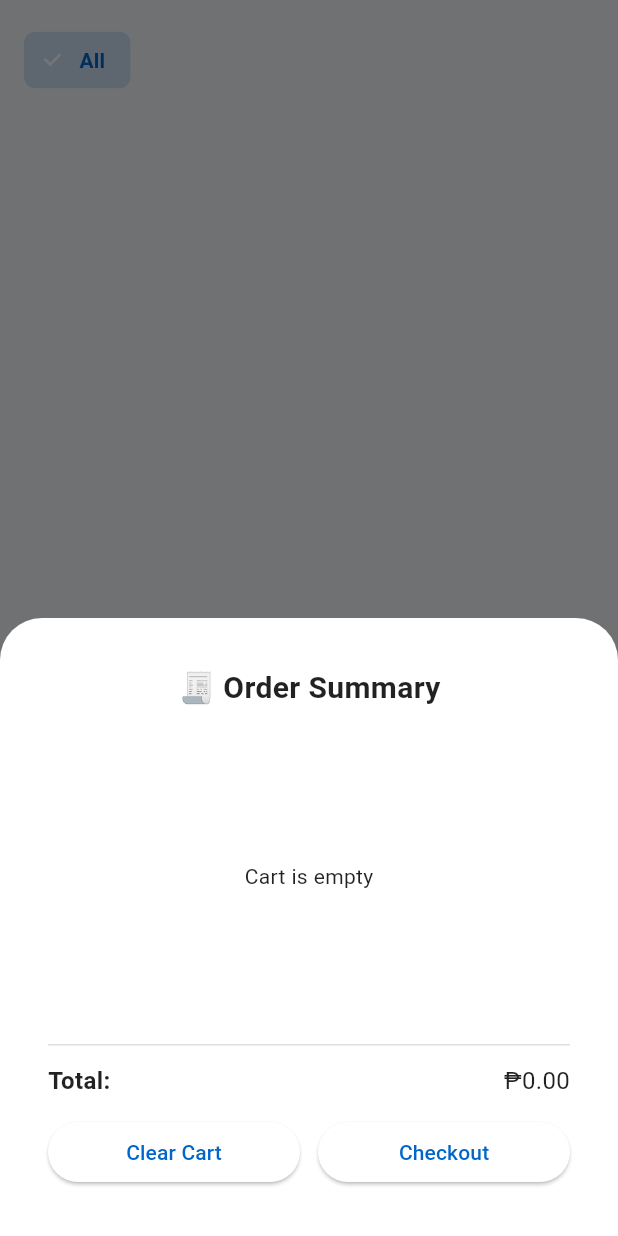
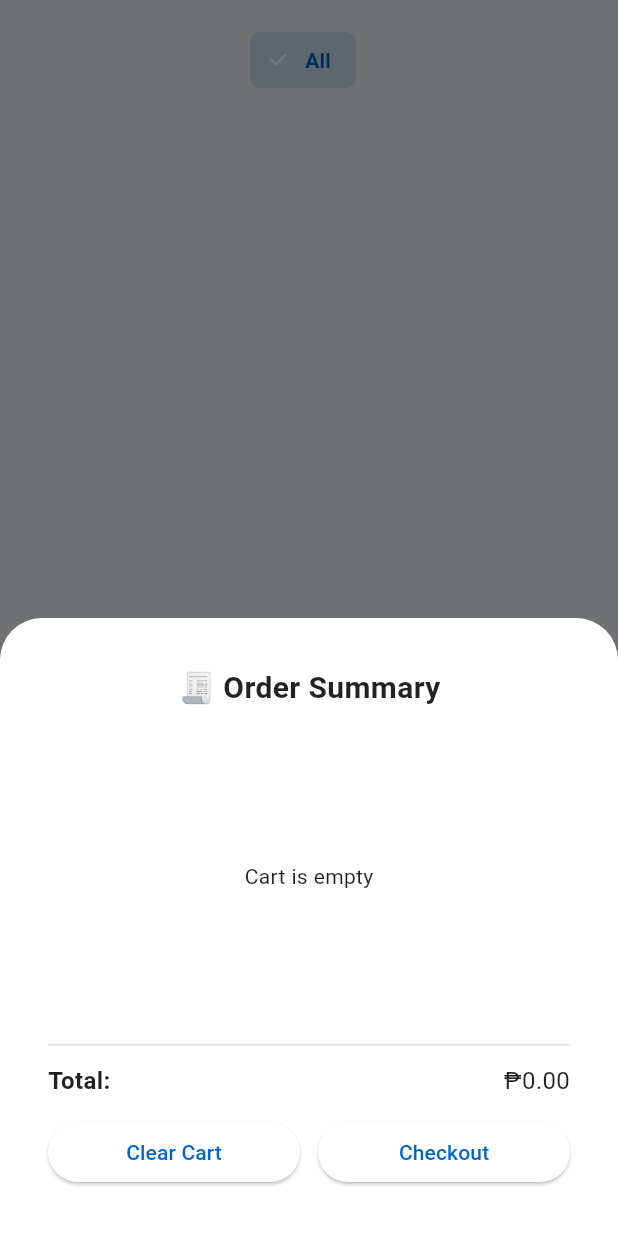
Before and after one commit to jsonjuliane/pos-app, a Flutter app: the _MainContent widget shown alone on an empty page, opened directly with empty values, after a tap on "View Cart", on a phone screen of 412 x 824 dp. Run offline on Flutter 3.47's test engine with Material 3 defaults, Android fonts, the phone set to English and light mode, and no system bars; our stand-ins replace cloud_firestore, firebase_auth, firebase_core, flutter_riverpod, go_router, package_info_plus and 3 more; accounts and stored records are empty.

Commit message:
[PRODUCT] Fixed category filter chip behavior

```diff
--- a/lib/features/dashboard/products/presentation/pages/product_list_page.dart
+++ b/lib/features/dashboard/products/presentation/pages/product_list_page.dart
@@ -1,24 +1,24 @@
 import 'package:flutter/material.dart';
 import 'package:flutter_riverpod/flutter_riverpod.dart';
+import 'package:pos_app/features/auth/presentation/providers/auth_user_providers.dart';
+import 'package:pos_app/features/dashboard/products/presentation/providers/selected_branch_provider.dart';
+import 'package:pos_app/features/dashboard/products/presentation/providers/selected_category_provider.dart';
+import 'package:pos_app/features/dashboard/products/presentation/widgets/category_selector.dart';
+import 'package:pos_app/features/dashboard/products/presentation/widgets/product_card.dart';
+import 'package:pos_app/features/user_management/data/providers/branch_provider.dart';
+import 'package:pos_app/shared/utils/device_helper.dart';
+import 'package:pos_app/shared/utils/error_handler.dart';
+import 'package:pos_app/shared/widgets/error_message_widget.dart';
+import 'package:pos_app/shared/widgets/select_branch_dialog.dart';
 
-import '../../../../../shared/utils/device_helper.dart';
-import '../../../../../shared/utils/error_handler.dart';
-import '../../../../../shared/widgets/error_message_widget.dart';
-import '../../../../../shared/widgets/select_branch_dialog.dart';
-import '../../../../auth/presentation/providers/auth_user_providers.dart';
-import '../../../../user_management/data/providers/branch_provider.dart';
+import '../../../../inventory/data/providers/inventory_list_provider.dart';
 import '../../../cart/data/models/cart_item.dart';
 import '../../../cart/presentation/providers/cart_providers.dart';
 import '../../../cart/presentation/widgets/order_summary_panel.dart';
 import '../../data/models/product.dart';
-import '../providers/product_providers.dart';
-import '../providers/selected_branch_provider.dart';
-import '../providers/selected_category_provider.dart';
-import '../widgets/category_selector.dart';
-import '../widgets/product_card.dart';
 
 class ProductListPage extends ConsumerStatefulWidget {
-  const ProductListPage({super.key});
+  const ProductListPage({Key? key}) : super(key: key);
 
   @override
   ConsumerState<ProductListPage> createState() => _ProductListPageState();
@@ -30,6 +30,7 @@ class _ProductListPageState extends ConsumerState<ProductListPage> {
   @override
   void initState() {
     super.initState();
+    // Listen for changes in the selected category to reset the scroll position.
     WidgetsBinding.instance.addPostFrameCallback((_) {
       ref.listenManual<String>(selectedCategoryProvider, (_, __) {
         if (_scrollController.hasClients) {
@@ -47,30 +48,28 @@ class _ProductListPageState extends ConsumerState<ProductListPage> {
 
   @override
   Widget build(BuildContext context) {
+    // Auth user state, product list and branch selection.
     final authUserAsync = ref.watch(authUserProvider);
-    final productListAsync = ref.watch(productListProvider);
+    final productListAsync = ref.watch(inventoryListProvider);
     final selectedBranchId = ref.watch(selectedBranchIdProvider);
 
     if (authUserAsync.isLoading) {
       return const Center(child: CircularProgressIndicator());
     }
-
     if (authUserAsync.hasError) {
       return ErrorMessageWidget(
         message: mapFirestoreError(authUserAsync.error),
         onRetry: () => ref.refresh(authUserProvider),
       );
     }
-
     final user = authUserAsync.value;
     if (user == null) {
       return const Center(child: CircularProgressIndicator());
     }
 
-    // Auto-assign branch for non-owner users
+    // For owners with no selected branch, show the branch selection dialog.
     if (user.role == 'owner' && selectedBranchId == null) {
       final branchesAsync = ref.watch(allBranchesProvider);
-
       return Center(
         child: ElevatedButton(
           onPressed:
@@ -94,25 +93,9 @@ class _ProductListPageState extends ConsumerState<ProductListPage> {
       );
     }
 
-    if (user != null && user.role == 'owner' && selectedBranchId == null) {
-      return Center(
-        child: ElevatedButton(
-          onPressed: () {
-            showDialog(
-              context: context,
-              builder: (_) => const SelectBranchDialog(),
-            );
-          },
-          child: const Text('Select Branch'),
-        ),
-      );
-    }
-
     final cartItems = ref.watch(cartProvider);
-
     final branchNamesAsync = ref.watch(branchNamesProvider);
-
-    String branchName = 'POS App'; // Default fallback
+    String branchName = 'POS App'; // Default fallback.
     if (user.role == 'owner' && selectedBranchId != null) {
       final namesMap = branchNamesAsync.valueOrNull;
       branchName = namesMap?[selectedBranchId] ?? 'POS App';
@@ -140,7 +123,7 @@ class _ProductListPageState extends ConsumerState<ProductListPage> {
         error:
             (err, _) => ErrorMessageWidget(
           message: mapFirestoreError(err),
-              onRetry: () => ref.refresh(productListProvider),
+          onRetry: () => ref.refresh(inventoryListProvider),
         ),
         data:
             (products) => _MainContent(
@@ -153,6 +136,7 @@ class _ProductListPageState extends ConsumerState<ProductListPage> {
   }
 }
 
+/// _MainContent displays the category selector and the filtered product grid.
 class _MainContent extends ConsumerWidget {
   final ScrollController scrollController;
   final List<Product> products;
@@ -167,28 +151,53 @@ class _MainContent extends ConsumerWidget {
   @override
   Widget build(BuildContext context, WidgetRef ref) {
     final selectedCategory = ref.watch(selectedCategoryProvider);
-    final filtered = selectedCategory.toLowerCase() == 'all'
+
+    // Filter out products based on the selected category
+    final filtered =
+    selectedCategory.toLowerCase() == 'all'
         ? products
         : products
-        .where((p) => p.category.toLowerCase() == selectedCategory.toLowerCase())
+        .where(
+          (p) =>
+      p.category.toLowerCase() ==
+          selectedCategory.toLowerCase(),
+    )
         .toList();
 
-    final inStockProducts = filtered.where((p) => p.stockCount > 0 && p.enabled).toList();
-    final outOfStockProducts = filtered.where((p) => p.stockCount == 0 || !p.enabled).toList();
+    final inStockProducts =
+    filtered.where((p) => p.stockCount > 0 && p.enabled).toList();
+    final outOfStockProducts =
+    filtered.where((p) => p.stockCount == 0 || !p.enabled).toList();
 
     return LayoutBuilder(
       builder: (context, constraints) {
         final isWide = constraints.maxWidth >= 900;
 
-        return isWide
+        // Wrap your entire portion (the category selector + product grid)
+        // with a Padding widget that uses EdgeInsets.all(16) or symmetric(16).
+        return Padding(
+          padding: const EdgeInsets.all(16),
+          // or EdgeInsets.symmetric(horizontal: 16)
+          child:
+          isWide
               ? Row(
             children: [
               Expanded(
                 flex: 7,
+                child: Column(
+                  crossAxisAlignment: CrossAxisAlignment.start,
+                  children: [
+                    // The CategorySelector is inside the same padding
+                    CategorySelector(products: products),
+                    const SizedBox(height: 12),
+                    Expanded(
                       child: _ProductGrid(
                         scrollController: scrollController,
                         inStock: inStockProducts,
                         outOfStock: outOfStockProducts,
+                      ),
+                    ),
+                  ],
                 ),
               ),
               Expanded(
@@ -199,10 +208,18 @@ class _MainContent extends ConsumerWidget {
           )
               : Stack(
             children: [
-            _ProductGrid(
+              Column(
+                children: [
+                  CategorySelector(products: products),
+                  const SizedBox(height: 12),
+                  Expanded(
+                    child: _ProductGrid(
                       scrollController: scrollController,
                       inStock: inStockProducts,
                       outOfStock: outOfStockProducts,
+                    ),
+                  ),
+                ],
               ),
               Align(
                 alignment: Alignment.bottomCenter,
@@ -227,12 +244,14 @@ class _MainContent extends ConsumerWidget {
                 ),
               ),
             ],
+          ),
         );
       },
     );
   }
 }
 
+/// _ProductGrid builds the grid of product cards.
 class _ProductGrid extends StatelessWidget {
   final ScrollController scrollController;
   final List<Product> inStock;
@@ -248,14 +267,10 @@ class _ProductGrid extends StatelessWidget {
   Widget build(BuildContext context) {
     final deviceType = DeviceHelper.getDeviceType(context);
 
-    return Padding(
-      padding: const EdgeInsets.all(16),
-      child: Column(
+    return Column(
       crossAxisAlignment: CrossAxisAlignment.start,
       children: [
-          CategorySelector(products: [...inStock, ...outOfStock]),
-          const SizedBox(height: 12),
-
+        // Build grid for in-stock products.
         Expanded(
           child: ListView(
             controller: scrollController,
@@ -265,16 +280,21 @@ class _ProductGrid extends StatelessWidget {
                 physics: const NeverScrollableScrollPhysics(),
                 itemCount: inStock.length,
                 gridDelegate: SliverGridDelegateWithFixedCrossAxisCount(
-                    crossAxisCount: DeviceHelper.getCrossAxisCount(deviceType, false),
+                  crossAxisCount: DeviceHelper.getCrossAxisCount(
+                    deviceType,
+                    false,
+                  ),
                   mainAxisSpacing: 16,
                   crossAxisSpacing: 16,
-                    childAspectRatio: DeviceHelper.getChildAspectRatio(deviceType, "prod"),
+                  childAspectRatio: DeviceHelper.getChildAspectRatio(
+                    deviceType,
+                    "prod",
+                  ),
                 ),
                 itemBuilder: (context, index) {
                   return ProductCard(product: inStock[index]);
                 },
               ),
-
               if (outOfStock.isNotEmpty) ...[
                 const SizedBox(height: 24),
                 Text(
@@ -287,10 +307,16 @@ class _ProductGrid extends StatelessWidget {
                   physics: const NeverScrollableScrollPhysics(),
                   itemCount: outOfStock.length,
                   gridDelegate: SliverGridDelegateWithFixedCrossAxisCount(
-                      crossAxisCount: DeviceHelper.getCrossAxisCount(deviceType, false),
+                    crossAxisCount: DeviceHelper.getCrossAxisCount(
+                      deviceType,
+                      false,
+                    ),
                     mainAxisSpacing: 16,
                     crossAxisSpacing: 16,
-                      childAspectRatio: DeviceHelper.getChildAspectRatio(deviceType, "prod"),
+                    childAspectRatio: DeviceHelper.getChildAspectRatio(
+                      deviceType,
+                      "prod",
+                    ),
                   ),
                   itemBuilder: (context, index) {
                     return ProductCard(product: outOfStock[index]);
@@ -301,13 +327,13 @@ class _ProductGrid extends StatelessWidget {
           ),
         ),
       ],
-      ),
     );
   }
 }
 
+/// _OrderSummarySheet shows the order summary in a bottom sheet.
 class _OrderSummarySheet extends ConsumerStatefulWidget {
-  const _OrderSummarySheet();
+  const _OrderSummarySheet({Key? key}) : super(key: key);
 
   @override
   ConsumerState<_OrderSummarySheet> createState() => _OrderSummarySheetState();
@@ -317,10 +343,8 @@ class _OrderSummarySheetState extends ConsumerState<_OrderSummarySheet> {
   @override
   void initState() {
     super.initState();
-
-    // Proper listenManual for cart changes
+    // Listen to changes in the cart and close the sheet if the cart becomes empty.
     ref.listenManual<List<CartItem>>(cartProvider, (previous, next) {
-      // Only pop when going from non-empty to empty cart
       if (Navigator.of(context).canPop()) {
         Navigator.of(context).pop();
       }
@@ -330,7 +354,6 @@ class _OrderSummarySheetState extends ConsumerState<_OrderSummarySheet> {
   @override
   Widget build(BuildContext context) {
     final cartItems = ref.watch(cartProvider);
-
     return DraggableScrollableSheet(
       expand: false,
       builder: (context, scrollController) {
```
Lines whose indentation alone changed are shown as unchanged.
